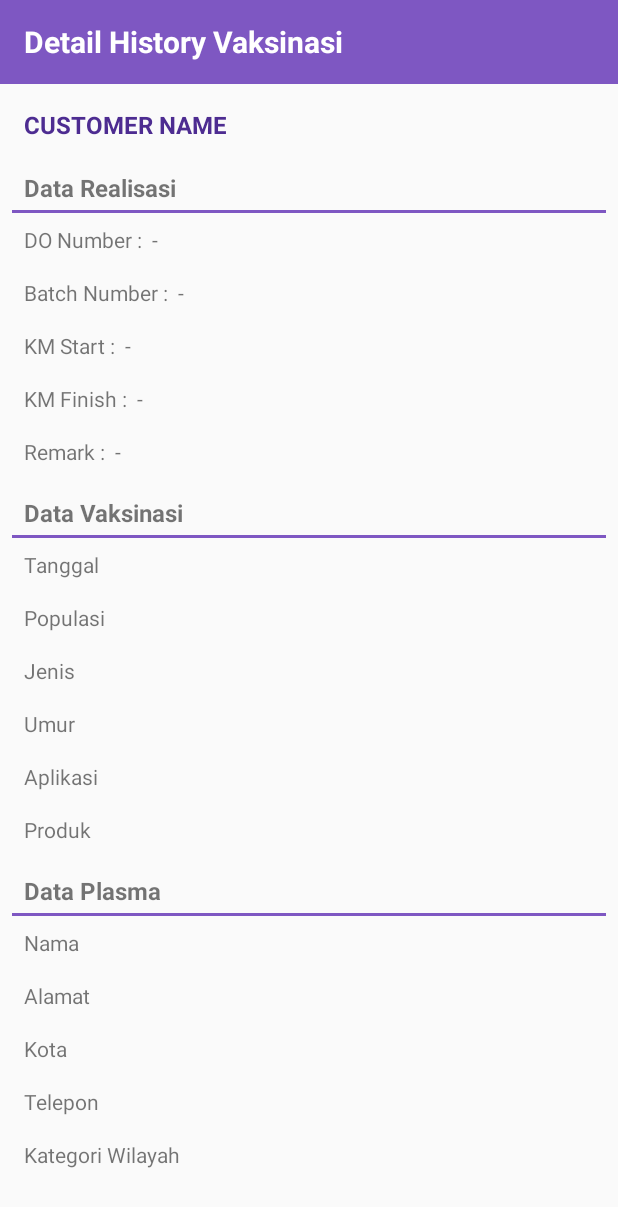
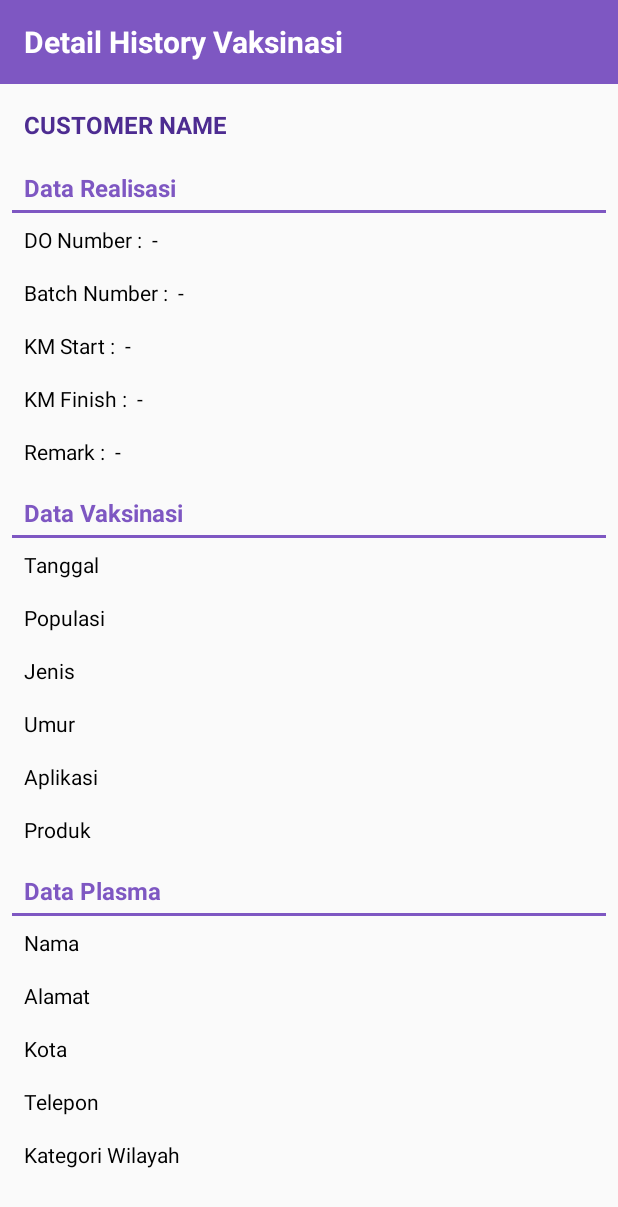
Before and after one commit to RobbiZ/Tango2, an Android app: the layout activity_history_detail.xml on its own in the app's theme, with its tools: preview values and no code run, on a phone screen of 412 x 824 dp. Shown: the top 1207 px of the screen. Run offline under Robolectric (Android 15) with nearby library versions, the phone set to English and light mode, and no system bars.

Commit message:
small fix

```diff
--- a/app/src/main/res/layout/activity_history_detail.xml
+++ b/app/src/main/res/layout/activity_history_detail.xml
@@ -71,6 +71,7 @@
                     android:paddingRight="8dp"
                     android:paddingBottom="4dp"
                     android:text="Data Realisasi"
+                    android:textColor="@color/colorPrimary"
                     android:textSize="16sp"
                     android:textStyle="bold" />
 
@@ -87,35 +88,40 @@
                     android:layout_width="match_parent"
                     android:layout_height="wrap_content"
                     android:padding="8dp"
-                    android:text="DO Number :  -" />
+                    android:text="DO Number :  -"
+                    android:textColor="@android:color/black" />
 
                 <TextView
                     android:id="@+id/batch"
                     android:layout_width="match_parent"
                     android:layout_height="wrap_content"
                     android:padding="8dp"
-                    android:text="Batch Number :  -" />
+                    android:text="Batch Number :  -"
+                    android:textColor="@android:color/black" />
 
                 <TextView
                     android:id="@+id/kmstart"
                     android:layout_width="match_parent"
                     android:layout_height="wrap_content"
                     android:padding="8dp"
-                    android:text="KM Start :  -" />
+                    android:text="KM Start :  -"
+                    android:textColor="@android:color/black" />
 
                 <TextView
                     android:id="@+id/kmfinish"
                     android:layout_width="match_parent"
                     android:layout_height="wrap_content"
                     android:padding="8dp"
-                    android:text="KM Finish :  -" />
+                    android:text="KM Finish :  -"
+                    android:textColor="@android:color/black" />
 
                 <TextView
                     android:id="@+id/remark"
                     android:layout_width="match_parent"
                     android:layout_height="wrap_content"
                     android:padding="8dp"
-                    android:text="Remark :  -" />
+                    android:text="Remark :  -"
+                    android:textColor="@android:color/black" />
 
                 <!--<TextView-->
                     <!--android:id="@+id/reschedule"-->
@@ -147,6 +153,7 @@
                     android:paddingRight="8dp"
                     android:paddingBottom="4dp"
                     android:text="Data Vaksinasi"
+                    android:textColor="@color/colorPrimary"
                     android:textSize="16sp"
                     android:textStyle="bold" />
 
@@ -163,42 +170,48 @@
                     android:layout_width="match_parent"
                     android:layout_height="wrap_content"
                     android:padding="8dp"
-                    android:text="Tanggal" />
+                    android:text="Tanggal"
+                    android:textColor="@android:color/black" />
 
                 <TextView
                     android:id="@+id/populasi1"
                     android:layout_width="match_parent"
                     android:layout_height="wrap_content"
                     android:padding="8dp"
-                    android:text="Populasi" />
+                    android:text="Populasi"
+                    android:textColor="@android:color/black" />
 
                 <TextView
                     android:id="@+id/jenis1"
                     android:layout_width="match_parent"
                     android:layout_height="wrap_content"
                     android:padding="8dp"
-                    android:text="Jenis" />
+                    android:text="Jenis"
+                    android:textColor="@android:color/black" />
 
                 <TextView
                     android:id="@+id/umur1"
                     android:layout_width="match_parent"
                     android:layout_height="wrap_content"
                     android:padding="8dp"
-                    android:text="Umur" />
+                    android:text="Umur"
+                    android:textColor="@android:color/black" />
 
                 <TextView
                     android:id="@+id/aplikasi1"
                     android:layout_width="match_parent"
                     android:layout_height="wrap_content"
                     android:padding="8dp"
-                    android:text="Aplikasi" />
+                    android:text="Aplikasi"
+                    android:textColor="@android:color/black" />
 
                 <TextView
                     android:id="@+id/productname1"
                     android:layout_width="match_parent"
                     android:layout_height="wrap_content"
                     android:padding="8dp"
-                    android:text="Produk" />
+                    android:text="Produk"
+                    android:textColor="@android:color/black" />
 
                 <TextView
                     android:id="@+id/data_plasma"
@@ -209,6 +222,7 @@
                     android:paddingRight="8dp"
                     android:paddingBottom="4dp"
                     android:text="Data Plasma"
+                    android:textColor="@color/colorPrimary"
                     android:textSize="16sp"
                     android:textStyle="bold" />
 
@@ -225,35 +239,40 @@
                     android:layout_width="match_parent"
                     android:layout_height="wrap_content"
                     android:padding="8dp"
-                    android:text="Nama" />
+                    android:text="Nama"
+                    android:textColor="@android:color/black" />
 
                 <TextView
                     android:id="@+id/address1"
                     android:layout_width="match_parent"
                     android:layout_height="wrap_content"
                     android:padding="8dp"
-                    android:text="Alamat" />
+                    android:text="Alamat"
+                    android:textColor="@android:color/black" />
 
                 <TextView
                     android:id="@+id/city1"
                     android:layout_width="match_parent"
                     android:layout_height="wrap_content"
                     android:padding="8dp"
-                    android:text="Kota" />
+                    android:text="Kota"
+                    android:textColor="@android:color/black" />
 
                 <TextView
                     android:id="@+id/phone1"
                     android:layout_width="match_parent"
                     android:layout_height="wrap_content"
                     android:padding="8dp"
-                    android:text="Telepon" />
+                    android:text="Telepon"
+                    android:textColor="@android:color/black" />
 
                 <TextView
                     android:id="@+id/area1"
                     android:layout_width="match_parent"
                     android:layout_height="wrap_content"
                     android:padding="8dp"
-                    android:text="Kategori Wilayah" />
+                    android:text="Kategori Wilayah"
+                    android:textColor="@android:color/black" />
 
             </LinearLayout>
 
```
Also changed, not shown: app/src/main/java/medion/tango/MyNotificationManager.java (+33 -33 lines), app/src/main/res/layout/activity_schedule_detail.xml (+24 -11 lines), app/src/main/act-icon.png (added), app/src/main/app-icon.png (added).
